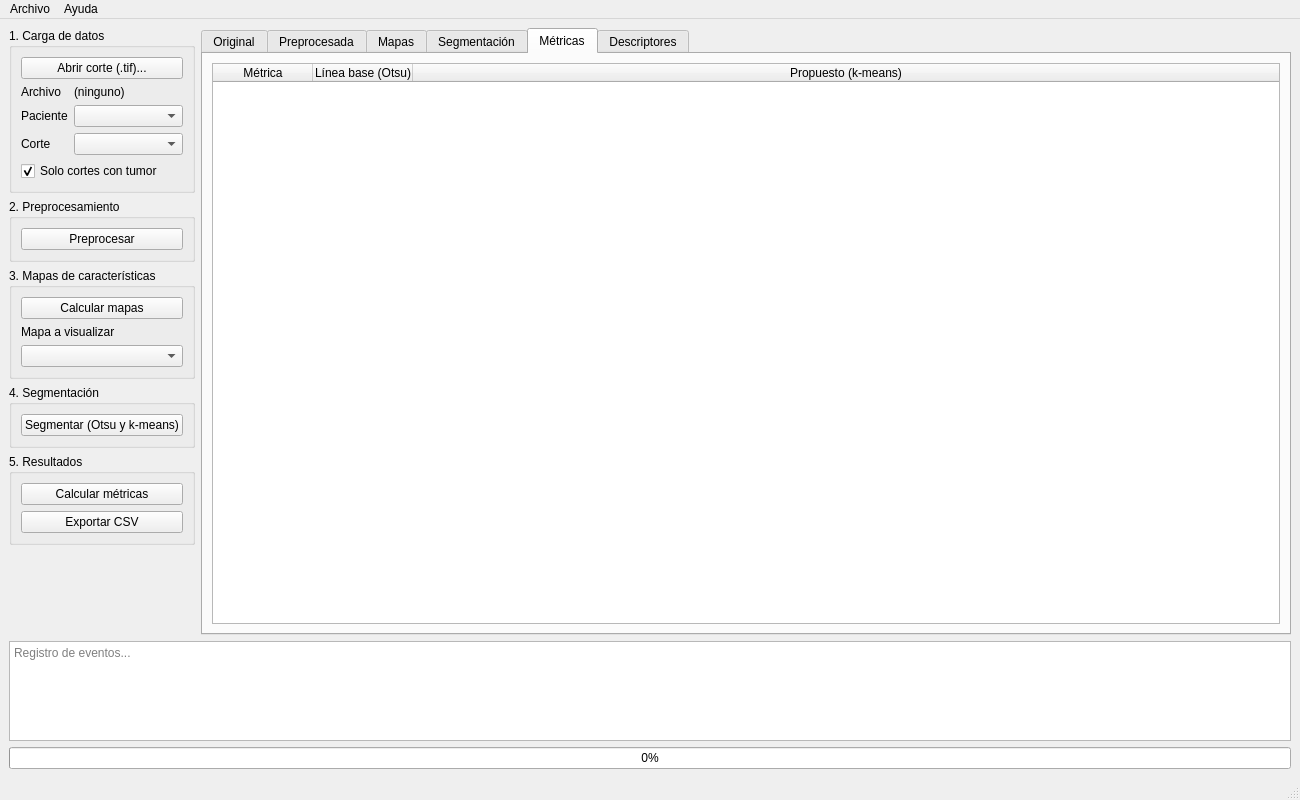
The window that interfaz/ventana.ui (ndimen/PSIB2026Q2-TPI-Grupo14-Dimentstein_Grin_PerezRaffo) describes before a commit, drawn with Qt 5.
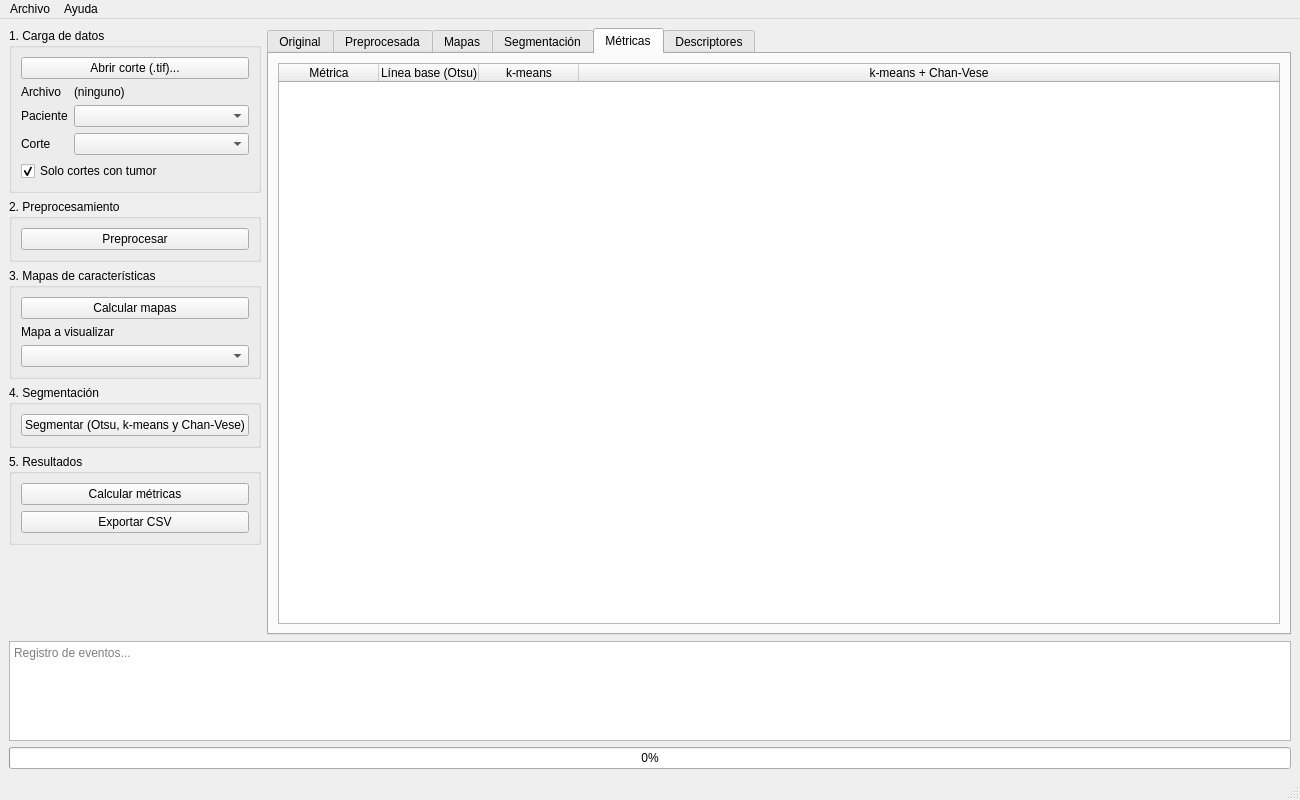
The same window after the commit. The open tabs and pages were chosen to show the change. Custom widgets are drawn as their Qt base class.

Patch:
```diff
--- a/interfaz/ventana.ui
+++ b/interfaz/ventana.ui
@@ -168,7 +168,7 @@
             <item>
              <widget class="QPushButton" name="btnSegmentar">
               <property name="text">
-               <string>Segmentar (Otsu y k-means)</string>
+               <string>Segmentar (Otsu, k-means y Chan-Vese)</string>
               </property>
              </widget>
             </item>
@@ -286,7 +286,12 @@
             </column>
             <column>
              <property name="text">
-              <string>Propuesto (k-means)</string>
+              <string>k-means</string>
+             </property>
+            </column>
+            <column>
+             <property name="text">
+              <string>k-means + Chan-Vese</string>
              </property>
             </column>
            </widget>
```
